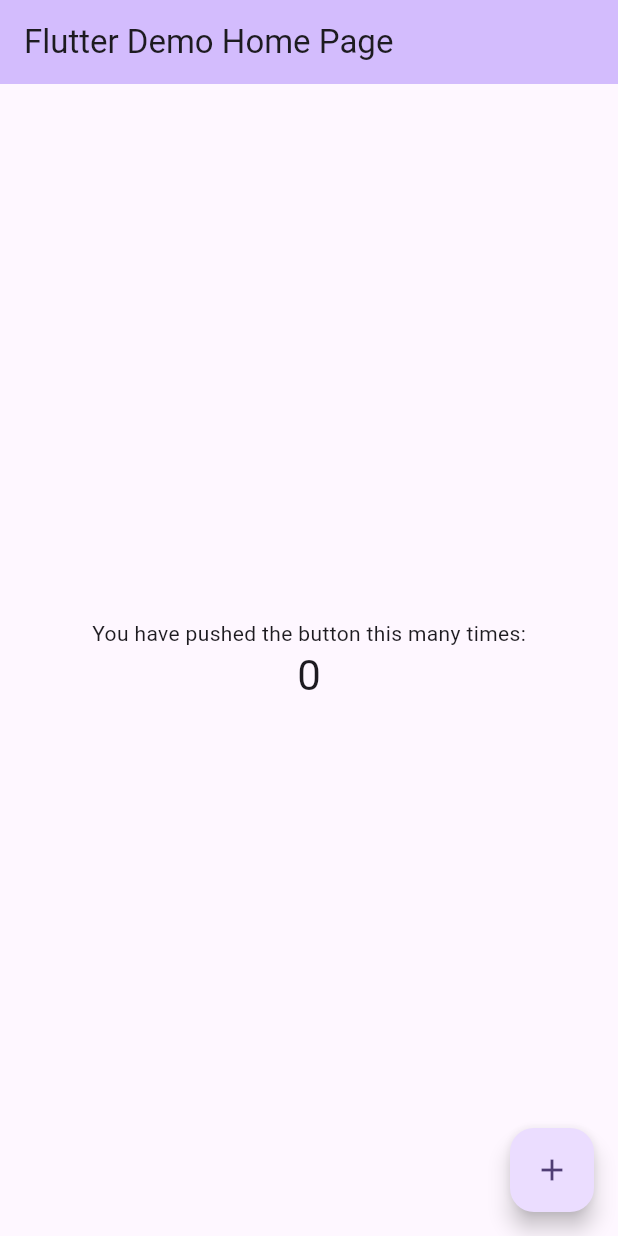
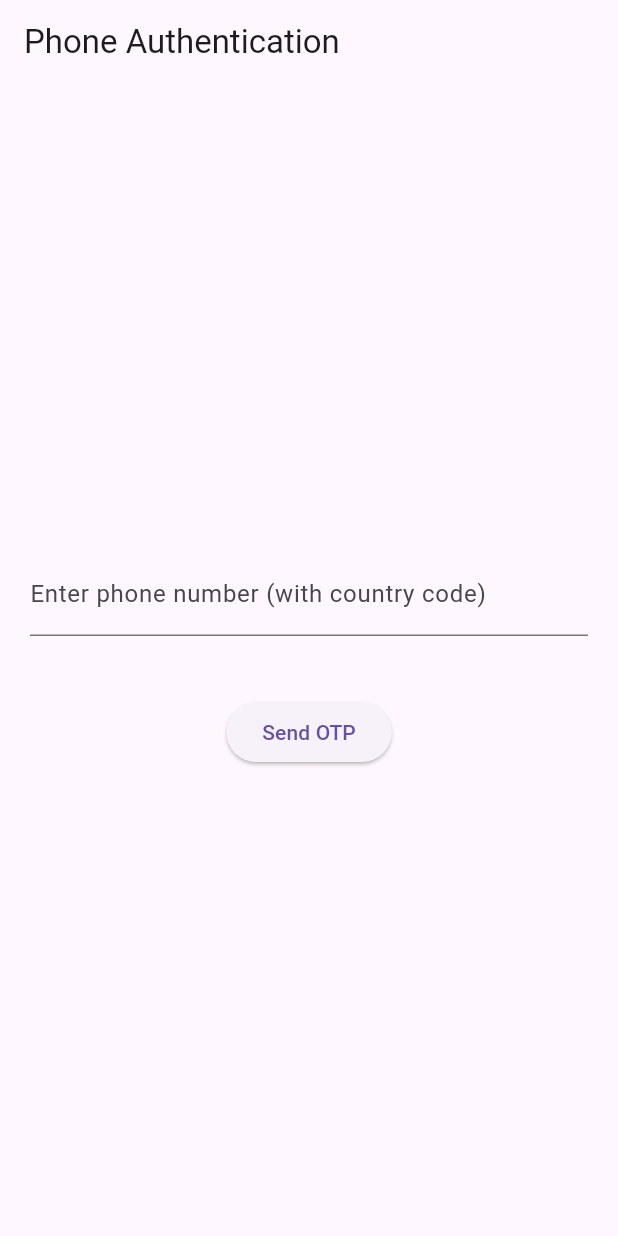
Before and after one commit to tajulkhan/auth, a Flutter app: the screen it shows after launch, on a phone screen of 412 x 824 dp. Run offline on Flutter 3.47's test engine with Material 3 defaults, Android fonts, the phone set to English and light mode, and no system bars; our stand-ins replace firebase_auth, firebase_core; accounts and stored records are empty.

Commit message:
otp screen  & firebase setup

```diff
--- a/lib/main.dart
+++ b/lib/main.dart
@@ -1,122 +1,50 @@
 import 'package:flutter/material.dart';
+import 'package:firebase_core/firebase_core.dart';
+import 'package:firebase_auth/firebase_auth.dart';
+import 'phone_auth_screen.dart';
 
-void main() {
-  runApp(const MyApp());
+void main() async {
+  WidgetsFlutterBinding.ensureInitialized();
+  await Firebase.initializeApp();
+  runApp(MyApp());
 }
 
 class MyApp extends StatelessWidget {
-  const MyApp({super.key});
-
-  // This widget is the root of your application.
   @override
   Widget build(BuildContext context) {
     return MaterialApp(
-      title: 'Flutter Demo',
-      theme: ThemeData(
-        // This is the theme of your application.
-        //
-        // TRY THIS: Try running your application with "flutter run". You'll see
-        // the application has a purple toolbar. Then, without quitting the app,
-        // try changing the seedColor in the colorScheme below to Colors.green
-        // and then invoke "hot reload" (save your changes or press the "hot
-        // reload" button in a Flutter-supported IDE, or press "r" if you used
-        // the command line to start the app).
-        //
-        // Notice that the counter didn't reset back to zero; the application
-        // state is not lost during the reload. To reset the state, use hot
-        // restart instead.
-        //
-        // This works for code too, not just values: Most code changes can be
-        // tested with just a hot reload.
-        colorScheme: ColorScheme.fromSeed(seedColor: Colors.deepPurple),
+      debugShowCheckedModeBanner: false,
+      home: StreamBuilder(
+        stream: FirebaseAuth.instance.authStateChanges(),
+        builder: (context, snapshot) {
+          if (snapshot.connectionState == ConnectionState.active) {
+            if (snapshot.hasData) {
+              return HomeScreen();
+            }
+          }
+          return PhoneAuthScreen();
+        },
       ),
-      home: const MyHomePage(title: 'Flutter Demo Home Page'),
     );
   }
 }
 
-class MyHomePage extends StatefulWidget {
-  const MyHomePage({super.key, required this.title});
-
-  // This widget is the home page of your application. It is stateful, meaning
-  // that it has a State object (defined below) that contains fields that affect
-  // how it looks.
-
-  // This class is the configuration for the state. It holds the values (in this
-  // case the title) provided by the parent (in this case the App widget) and
-  // used by the build method of the State. Fields in a Widget subclass are
-  // always marked "final".
-
-  final String title;
-
-  @override
-  State<MyHomePage> createState() => _MyHomePageState();
-}
-
-class _MyHomePageState extends State<MyHomePage> {
-  int _counter = 0;
-
-  void _incrementCounter() {
-    setState(() {
-      // This call to setState tells the Flutter framework that something has
-      // changed in this State, which causes it to rerun the build method below
-      // so that the display can reflect the updated values. If we changed
-      // _counter without calling setState(), then the build method would not be
-      // called again, and so nothing would appear to happen.
-      _counter++;
-    });
-  }
-
+class HomeScreen extends StatelessWidget {
   @override
   Widget build(BuildContext context) {
-    // This method is rerun every time setState is called, for instance as done
-    // by the _incrementCounter method above.
-    //
-    // The Flutter framework has been optimized to make rerunning build methods
-    // fast, so that you can just rebuild anything that needs updating rather
-    // than having to individually change instances of widgets.
     return Scaffold(
-      appBar: AppBar(
-        // TRY THIS: Try changing the color here to a specific color (to
-        // Colors.amber, perhaps?) and trigger a hot reload to see the AppBar
-        // change color while the other colors stay the same.
-        backgroundColor: Theme.of(context).colorScheme.inversePrimary,
-        // Here we take the value from the MyHomePage object that was created by
-        // the App.build method, and use it to set our appbar title.
-        title: Text(widget.title),
-      ),
+      appBar: AppBar(title: Text("Home Screen")),
       body: Center(
-        // Center is a layout widget. It takes a single child and positions it
-        // in the middle of the parent.
-        child: Column(
-          // Column is also a layout widget. It takes a list of children and
-          // arranges them vertically. By default, it sizes itself to fit its
-          // children horizontally, and tries to be as tall as its parent.
-          //
-          // Column has various properties to control how it sizes itself and
-          // how it positions its children. Here we use mainAxisAlignment to
-          // center the children vertically; the main axis here is the vertical
-          // axis because Columns are vertical (the cross axis would be
-          // horizontal).
-          //
-          // TRY THIS: Invoke "debug painting" (choose the "Toggle Debug Paint"
-          // action in the IDE, or press "p" in the console), to see the
-          // wireframe for each widget.
-          mainAxisAlignment: MainAxisAlignment.center,
-          children: <Widget>[
-            const Text('You have pushed the button this many times:'),
-            Text(
-              '$_counter',
-              style: Theme.of(context).textTheme.headlineMedium,
-            ),
-          ],
+        child: ElevatedButton(
+          onPressed: () async {
+            await FirebaseAuth.instance.signOut();
+            ScaffoldMessenger.of(
+              context,
+            ).showSnackBar(SnackBar(content: Text("Logged out")));
+          },
+          child: Text("Logout"),
         ),
       ),
-      floatingActionButton: FloatingActionButton(
-        onPressed: _incrementCounter,
-        tooltip: 'Increment',
-        child: const Icon(Icons.add),
-      ), // This trailing comma makes auto-formatting nicer for build methods.
     );
   }
 }
--- /dev/null
+++ b/lib/phone_auth_screen.dart
@@ -0,0 +1,90 @@
+import 'package:flutter/material.dart';
+import 'package:firebase_auth/firebase_auth.dart';
+
+class PhoneAuthScreen extends StatefulWidget {
+  @override
+  _PhoneAuthScreenState createState() => _PhoneAuthScreenState();
+}
+
+class _PhoneAuthScreenState extends State<PhoneAuthScreen> {
+  final FirebaseAuth _auth = FirebaseAuth.instance;
+  final TextEditingController phoneController = TextEditingController();
+  final TextEditingController otpController = TextEditingController();
+
+  String verificationId = "";
+  bool otpSent = false;
+
+  // Step 1: Send OTP
+  void sendOTP() async {
+    await _auth.verifyPhoneNumber(
+      phoneNumber: phoneController.text,
+      verificationCompleted: (PhoneAuthCredential credential) async {
+        await _auth.signInWithCredential(credential);
+        ScaffoldMessenger.of(
+          context,
+        ).showSnackBar(SnackBar(content: Text("Auto-login successful!")));
+      },
+      verificationFailed: (FirebaseAuthException e) {
+        ScaffoldMessenger.of(context).showSnackBar(
+          SnackBar(content: Text("Verification Failed: ${e.message}")),
+        );
+      },
+      codeSent: (String verId, int? resendToken) {
+        setState(() {
+          verificationId = verId;
+          otpSent = true;
+        });
+      },
+      codeAutoRetrievalTimeout: (String verId) {
+        verificationId = verId;
+      },
+    );
+  }
+
+  // Step 2: Verify OTP
+  void verifyOTP() async {
+    PhoneAuthCredential credential = PhoneAuthProvider.credential(
+      verificationId: verificationId,
+      smsCode: otpController.text,
+    );
+    await _auth.signInWithCredential(credential);
+    ScaffoldMessenger.of(
+      context,
+    ).showSnackBar(SnackBar(content: Text("Login Successful!")));
+  }
+
+  @override
+  Widget build(BuildContext context) {
+    return Scaffold(
+      appBar: AppBar(title: Text("Phone Authentication")),
+      body: Padding(
+        padding: EdgeInsets.all(20),
+        child: Column(
+          mainAxisAlignment: MainAxisAlignment.center,
+          children: [
+            TextField(
+              controller: phoneController,
+              keyboardType: TextInputType.phone,
+              decoration: InputDecoration(
+                labelText: "Enter phone number (with country code)",
+              ),
+            ),
+            SizedBox(height: 20),
+            otpSent
+                ? TextField(
+                  controller: otpController,
+                  keyboardType: TextInputType.number,
+                  decoration: InputDecoration(labelText: "Enter OTP"),
+                )
+                : Container(),
+            SizedBox(height: 20),
+            ElevatedButton(
+              onPressed: otpSent ? verifyOTP : sendOTP,
+              child: Text(otpSent ? "Verify OTP" : "Send OTP"),
+            ),
+          ],
+        ),
+      ),
+    );
+  }
+}
--- a/pubspec.yaml
+++ b/pubspec.yaml
@@ -34,6 +34,8 @@ dependencies:
   # The following adds the Cupertino Icons font to your application.
   # Use with the CupertinoIcons class for iOS style icons.
   cupertino_icons: ^1.0.8
+  firebase_auth: ^5.5.1
+  firebase_core: ^3.12.1
 
 dev_dependencies:
   flutter_test:
```
Also changed, not shown: pubspec.lock, 3 other files.
